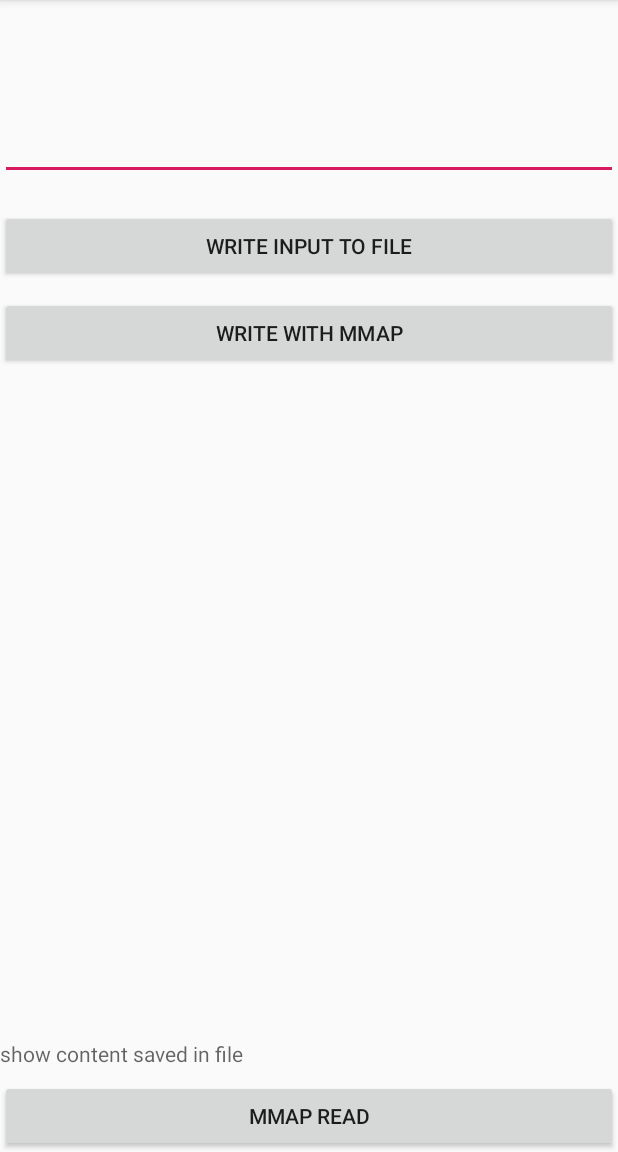
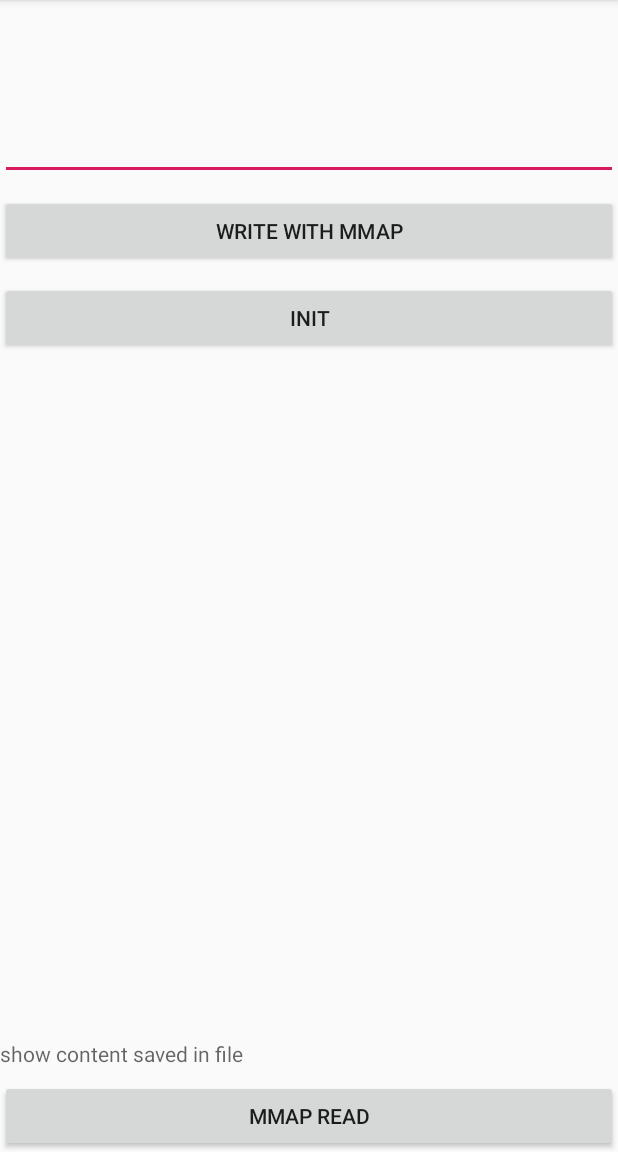
Before and after one commit to ithaibo/Logdog, an Android app: the screen it shows after launch (MainActivity), after a tap on "WRITE WITH MMAP", on a phone screen of 412 x 824 dp, the part 84-1236 px from its top. Run offline under Robolectric (Android 15) with nearby library versions, the phone set to English and light mode, and no system bars; 1 statement that could not run was skipped.

Commit message:
[dev]:{todo: bugs need to fix}

```diff
--- a/app/src/main/java/com/andy/logdog/Logdog.java
+++ b/app/src/main/java/com/andy/logdog/Logdog.java
@@ -41,8 +41,7 @@ public class Logdog {
 
     public native void native_init(@NonNull String pathLog);
     public native void mmap_write(@NonNull String path, @NonNull String content);
-    public native void write_file(@NonNull String path, @NonNull String content);
-    public native String read_file(@NonNull String path);
+    public native String readFile(@NonNull String path);
     public native void printBase64(@NonNull String content);
 
 
--- a/app/src/main/java/com/andy/logdog/MainActivity.java
+++ b/app/src/main/java/com/andy/logdog/MainActivity.java
@@ -19,11 +19,9 @@ public class MainActivity extends AppCompatActivity {
         editText = findViewById(R.id.et);
         tv = findViewById(R.id.tv);
         // Example of a call to a native method
-        findViewById(R.id.btn_write).setOnClickListener(v-> writeInputToFile());
         findViewById(R.id.btn_read).setOnClickListener(v-> readFile());
         findViewById(R.id.btn_write_mmap).setOnClickListener(v-> writeInputWithMMAP());
-
-        Logdog.getInstance().init(this);
+        findViewById(R.id.btn_init).setOnClickListener(v-> Logdog.getInstance().init(getApplication()));
     }
 
     private void writeInputWithMMAP() {
@@ -41,12 +39,9 @@ public class MainActivity extends AppCompatActivity {
     }
 
     private void readFile() {
-        String read = Logdog.getInstance().read_file(Logdog.path);
+        String read = Logdog.getInstance().readFile(Logdog.path);
         Log.i("Main", "read from file: " + read);
         tv.setText(read);
     }
 
-    private void writeInputToFile() {
-        Logdog.getInstance().write_file(Logdog.path, getInput());
-    }
 }
--- a/app/src/main/res/layout/activity_main.xml
+++ b/app/src/main/res/layout/activity_main.xml
@@ -12,14 +12,6 @@
         app:layout_constraintTop_toTopOf="parent"
         android:layout_width="match_parent"
         android:layout_height="120dp"/>
-
-    <Button
-        android:id="@+id/btn_write"
-        android:layout_width="match_parent"
-        android:layout_height="wrap_content"
-        android:layout_marginTop="20dp"
-        android:text="write input to file"
-        app:layout_constraintTop_toBottomOf="@+id/et" />
 
     <Button
         android:id="@+id/btn_read"
@@ -46,5 +38,14 @@
         android:text="write with mmap"
         app:layout_constraintEnd_toEndOf="parent"
         app:layout_constraintStart_toStartOf="parent"
-        app:layout_constraintTop_toBottomOf="@+id/btn_write" />
+        app:layout_constraintTop_toBottomOf="@+id/et" />
+
+    <Button
+        android:id="@+id/btn_init"
+        android:layout_width="match_parent"
+        android:layout_height="wrap_content"
+        app:layout_constraintLeft_toLeftOf="parent"
+        app:layout_constraintTop_toBottomOf="@id/btn_write_mmap"
+        android:layout_marginTop="10dp"
+        android:text="init"/>
 </androidx.constraintlayout.widget.ConstraintLayout>
```
Also changed, not shown: 2 other files.
